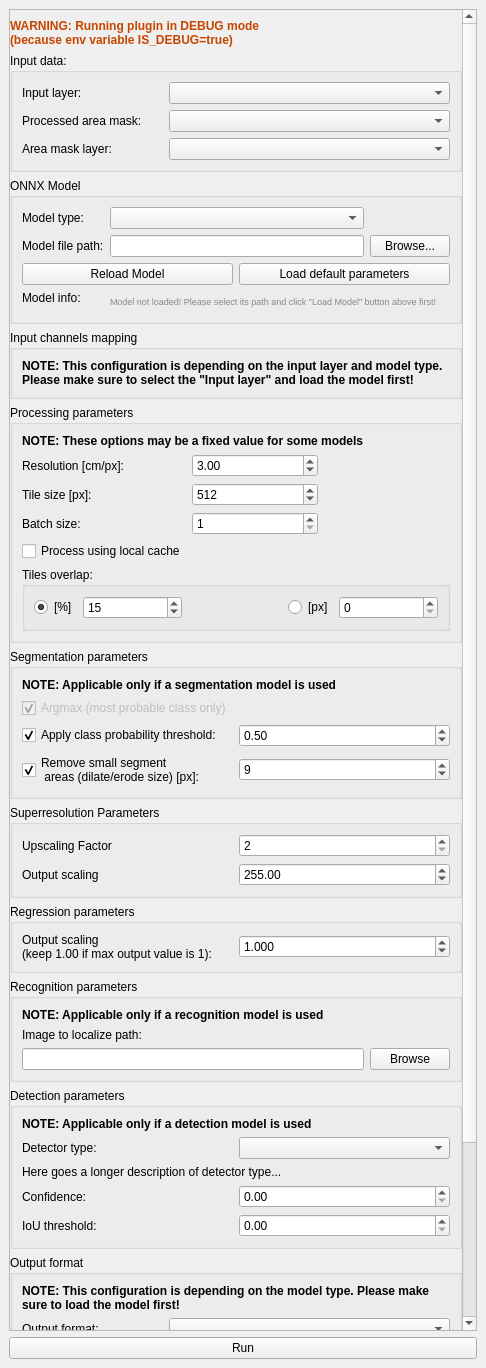
Qt form src/deepness/deepness_dockwidget.ui (PUTvision/qgis-plugin-deepness) before a commit.
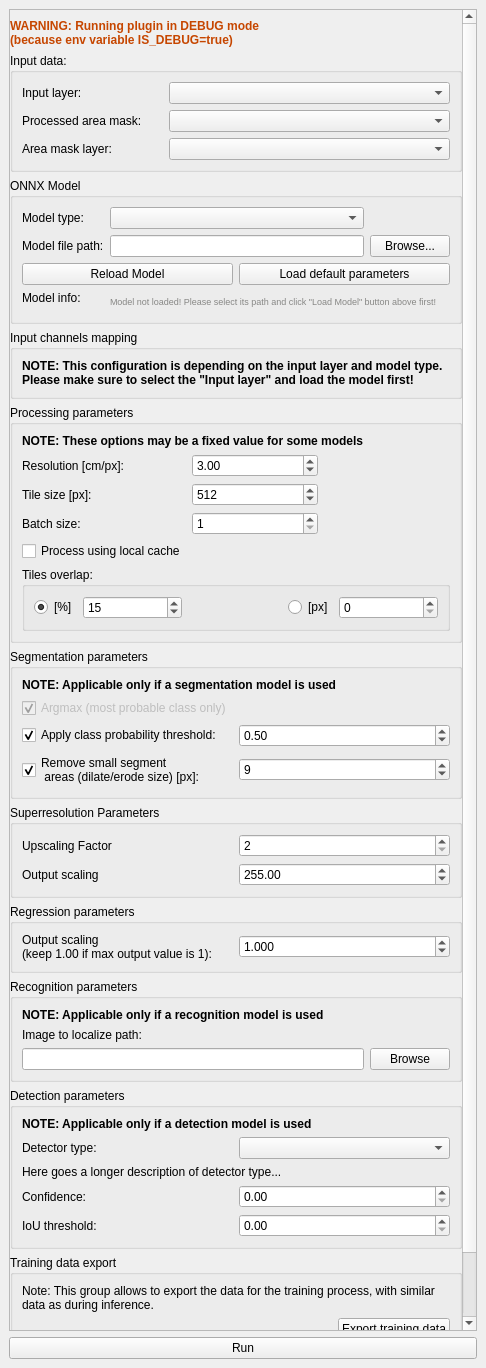
The same form after that commit. Custom widgets are drawn as their Qt base class.

Commit message: Allow for multi outputs for regressor and segmentor

Diff of the .ui file:
```diff
--- a/src/deepness/deepness_dockwidget.ui
+++ b/src/deepness/deepness_dockwidget.ui
@@ -24,9 +24,9 @@
        <property name="geometry">
         <rect>
          <x>0</x>
-         <y>-423</y>
+         <y>-268</y>
          <width>452</width>
-         <height>1719</height>
+         <height>1564</height>
         </rect>
        </property>
        <layout class="QVBoxLayout" name="verticalLayout_3">
@@ -755,65 +755,6 @@
           </layout>
          </widget>
         </item>
-        <item>
-         <widget class="QgsCollapsibleGroupBox" name="mGroupBox_6">
-          <property name="sizePolicy">
-           <sizepolicy hsizetype="Preferred" vsizetype="Maximum">
-            <horstretch>0</horstretch>
-            <verstretch>0</verstretch>
-           </sizepolicy>
-          </property>
-          <property name="title">
-           <string>Output format</string>
-          </property>
-          <layout class="QGridLayout" name="gridLayout_2">
-           <item row="1" column="1" colspan="2">
-            <widget class="QComboBox" name="comboBox_modelOutputFormat">
-             <property name="toolTip">
-              <string>&lt;html&gt;&lt;head/&gt;&lt;body&gt;&lt;p&gt;Determines how the model output should be presented.&lt;/p&gt;&lt;p&gt;E.g. whether we want to have the output layer only for one class, or for each class of the model.&lt;/p&gt;&lt;p&gt;Please refer to the plugin documentation for more details.&lt;/p&gt;&lt;/body&gt;&lt;/html&gt;</string>
-             </property>
-            </widget>
-           </item>
-           <item row="1" column="0">
-            <widget class="QLabel" name="label_18">
-             <property name="text">
-              <string>Output format:</string>
-             </property>
-            </widget>
-           </item>
-           <item row="2" column="1" colspan="2">
-            <widget class="QComboBox" name="comboBox_outputFormatClassNumber">
-             <property name="toolTip">
-              <string>&lt;html&gt;&lt;head/&gt;&lt;body&gt;&lt;p&gt;If selected, only this channel (class) of the model output will be presented as a result.&lt;/p&gt;&lt;/body&gt;&lt;/html&gt;</string>
-             </property>
-            </widget>
-           </item>
-           <item row="0" column="0" colspan="3">
-            <widget class="QLabel" name="label_17">
-             <property name="font">
-              <font>
-               <bold>true</bold>
-              </font>
-             </property>
-             <property name="text">
-              <string>NOTE: This configuration is depending on the model type. Please make sure to load the model first!</string>
-             </property>
-             <property name="wordWrap">
-              <bool>true</bool>
-             </property>
-            </widget>
-           </item>
-           <item row="2" column="0">
-            <widget class="QLabel" name="label_9">
-             <property name="text">
-              <string>Single Class/channel 
-number:</string>
-             </property>
-            </widget>
-           </item>
-          </layout>
-         </widget>
-        </item>
         <item>
          <widget class="QgsCollapsibleGroupBox" name="mGroupBox_8">
           <property name="sizePolicy">
```
The commit also changes 45 other files.
